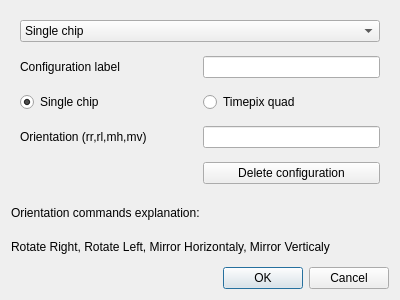
Qt form qt_designer/importsettings_dialog.ui (edbosne/pyfdd) before a commit.
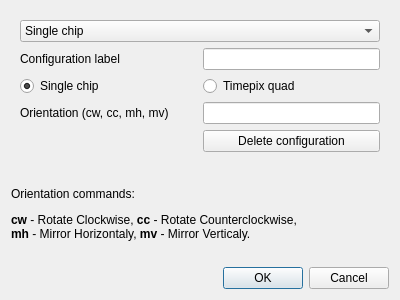
The same form after that commit.

Commit message: orientation now uses cw and cc instead of rr and rl

Diff of the .ui file:
```diff
--- a/qt_designer/importsettings_dialog.ui
+++ b/qt_designer/importsettings_dialog.ui
@@ -16,6 +16,12 @@
   <layout class="QVBoxLayout" name="verticalLayout">
    <item>
     <widget class="QWidget" name="widget" native="true">
+     <property name="sizePolicy">
+      <sizepolicy hsizetype="Preferred" vsizetype="Preferred">
+       <horstretch>0</horstretch>
+       <verstretch>0</verstretch>
+      </sizepolicy>
+     </property>
      <property name="toolTip">
       <string/>
      </property>
@@ -77,7 +83,7 @@
          <item row="2" column="0">
           <widget class="QLabel" name="label">
            <property name="text">
-            <string>Orientation (rr,rl,mh,mv)</string>
+            <string>Orientation (cw, cc, mh, mv)</string>
            </property>
           </widget>
          </item>
@@ -118,23 +124,10 @@
      </layout>
     </widget>
    </item>
-   <item>
-    <widget class="QLabel" name="label_3">
-     <property name="maximumSize">
-      <size>
-       <width>16777215</width>
-       <height>28</height>
-      </size>
-     </property>
-     <property name="text">
-      <string>Orientation commands explanation:</string>
-     </property>
-    </widget>
-   </item>
    <item>
     <widget class="QLabel" name="label_2">
      <property name="sizePolicy">
-      <sizepolicy hsizetype="Preferred" vsizetype="Minimum">
+      <sizepolicy hsizetype="Preferred" vsizetype="Preferred">
        <horstretch>0</horstretch>
        <verstretch>0</verstretch>
       </sizepolicy>
@@ -142,11 +135,17 @@
      <property name="maximumSize">
       <size>
        <width>16777215</width>
-       <height>28</height>
+       <height>16777215</height>
       </size>
      </property>
      <property name="text">
-      <string>Rotate Right, Rotate Left, Mirror Horizontaly, Mirror Verticaly</string>
+      <string>&lt;html&gt;&lt;head/&gt;&lt;body&gt;&lt;p&gt;Orientation commands:&lt;/p&gt;&lt;p&gt;&lt;span style=&quot; font-weight:600;&quot;&gt;cw&lt;/span&gt; - Rotate Clockwise, &lt;span style=&quot; font-weight:600;&quot;&gt;cc&lt;/span&gt; - Rotate Counterclockwise,&lt;br/&gt;&lt;span style=&quot; font-weight:600;&quot;&gt;mh&lt;/span&gt; - Mirror Horizontaly, &lt;span style=&quot; font-weight:600;&quot;&gt;mv&lt;/span&gt; - Mirror Verticaly.&lt;/p&gt;&lt;/body&gt;&lt;/html&gt;</string>
+     </property>
+     <property name="textFormat">
+      <enum>Qt::AutoText</enum>
+     </property>
+     <property name="wordWrap">
+      <bool>true</bool>
      </property>
     </widget>
    </item>
```
The commit also changes 10 other files.
